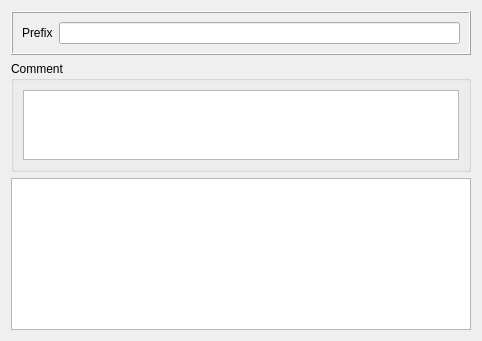
Before: the Qt Designer form src/ObjectInspector.ui in flowexpert/charon, drawn with Qt 5.
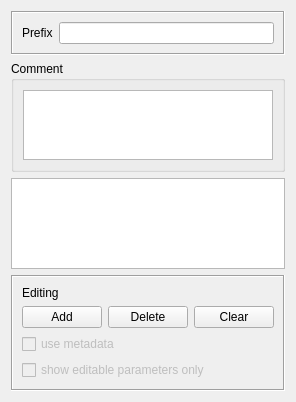
After: the same form once the commit is applied.

Commit message:
removed AdvancedInspector
ObjectInspector provides all needed functions

Patch:
```diff
--- a/src/ObjectInspector.ui
+++ b/src/ObjectInspector.ui
@@ -6,8 +6,8 @@
    <rect>
     <x>0</x>
     <y>0</y>
-    <width>482</width>
-    <height>341</height>
+    <width>275</width>
+    <height>402</height>
    </rect>
   </property>
   <property name="windowTitle">
@@ -26,7 +26,7 @@
       <enum>QFrame::Box</enum>
      </property>
      <property name="frameShadow">
-      <enum>QFrame::Raised</enum>
+      <enum>QFrame::Sunken</enum>
      </property>
      <layout class="QHBoxLayout" name="horizontalLayout_2">
       <item>
@@ -91,6 +91,81 @@
      </attribute>
     </widget>
    </item>
+   <item>
+    <widget class="QFrame" name="buttonFrame">
+     <property name="sizePolicy">
+      <sizepolicy hsizetype="Expanding" vsizetype="Preferred">
+       <horstretch>0</horstretch>
+       <verstretch>1</verstretch>
+      </sizepolicy>
+     </property>
+     <property name="frameShape">
+      <enum>QFrame::Box</enum>
+     </property>
+     <property name="frameShadow">
+      <enum>QFrame::Sunken</enum>
+     </property>
+     <layout class="QGridLayout" name="gridLayout">
+      <item row="0" column="0">
+       <widget class="QLabel" name="editingLabel">
+        <property name="text">
+         <string>Editing</string>
+        </property>
+       </widget>
+      </item>
+      <item row="3" column="0">
+       <widget class="QCheckBox" name="useMetadata">
+        <property name="enabled">
+         <bool>false</bool>
+        </property>
+        <property name="text">
+         <string>use metadata</string>
+        </property>
+       </widget>
+      </item>
+      <item row="4" column="0">
+       <widget class="QCheckBox" name="onlyParams">
+        <property name="enabled">
+         <bool>false</bool>
+        </property>
+        <property name="text">
+         <string>show editable parameters only</string>
+        </property>
+       </widget>
+      </item>
+      <item row="1" column="0">
+       <widget class="QWidget" name="widget" native="true">
+        <layout class="QHBoxLayout" name="horizontalLayout_3">
+         <property name="margin">
+          <number>0</number>
+         </property>
+         <item>
+          <widget class="QPushButton" name="addButton">
+           <property name="text">
+            <string>Add</string>
+           </property>
+          </widget>
+         </item>
+         <item>
+          <widget class="QPushButton" name="deleteButton">
+           <property name="text">
+            <string>Delete</string>
+           </property>
+          </widget>
+         </item>
+         <item>
+          <widget class="QPushButton" name="clearButton">
+           <property name="text">
+            <string>Clear</string>
+           </property>
+          </widget>
+         </item>
+        </layout>
+       </widget>
+      </item>
+     </layout>
+    </widget>
+   </item>
   </layout>
  </widget>
  <resources/>
```
Left out of the diff: 21 changed lines with no effect on the pictures. The commit also changes 6 other files.
